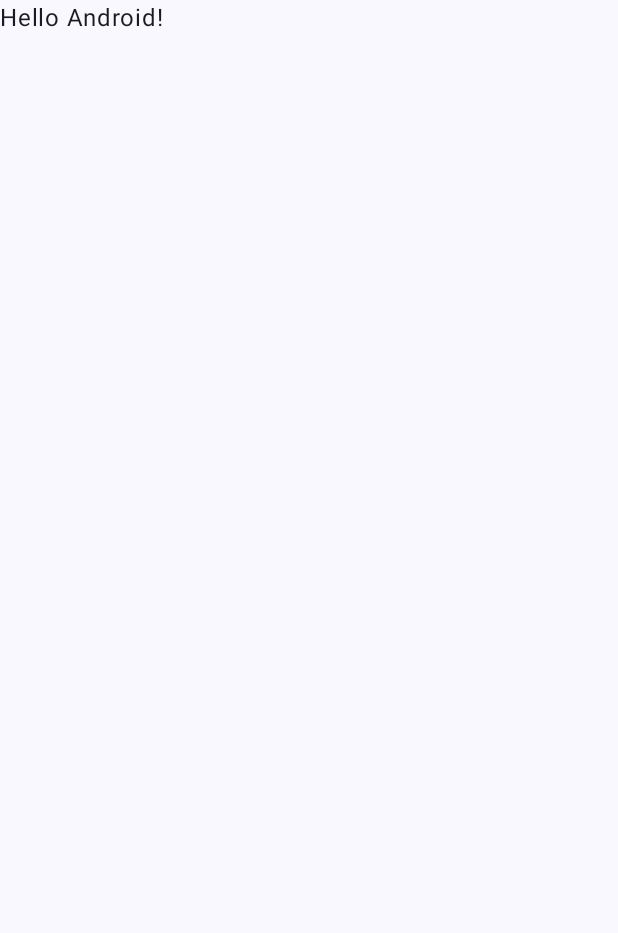
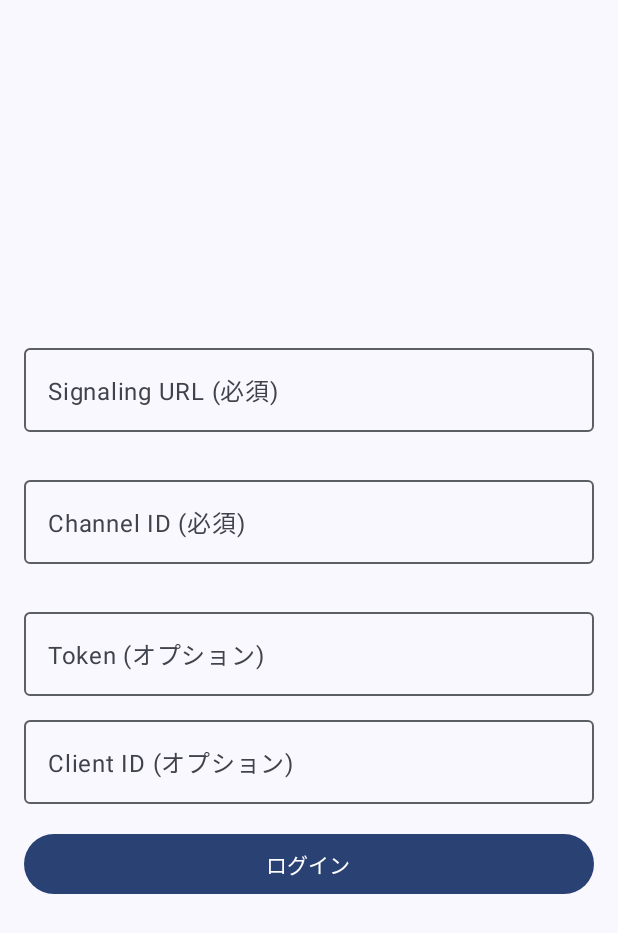
Before and after one commit to zztkm/ChaChat, an Android app built with Jetpack Compose: the screen it shows after launch (MainActivity), on a phone screen of 412 x 824 dp. Before the commit the part shown is almost empty. Shown: the top 933 px of the screen. Run offline under Robolectric (Android 15) with nearby library versions, the phone set to English and light mode, and no system bars; libraries missing offline, so code that uses them is left out: jp.shiguredo.sora.

Commit message:
ログイン画面作成

```diff
--- a/app/build.gradle.kts
+++ b/app/build.gradle.kts
@@ -56,6 +56,7 @@ dependencies {
     implementation(libs.androidx.ui.graphics)
     implementation(libs.androidx.ui.tooling.preview)
     implementation(libs.androidx.material3)
+    implementation(libs.androidx.datastore)
     testImplementation(libs.junit)
     androidTestImplementation(libs.androidx.junit)
     androidTestImplementation(libs.androidx.espresso.core)
--- a/app/src/main/java/info/tsurutatakumi/sorachatlabo/MainActivity.kt
+++ b/app/src/main/java/info/tsurutatakumi/sorachatlabo/MainActivity.kt
@@ -1,27 +1,66 @@
 package info.tsurutatakumi.sorachatlabo
 
 import android.os.Bundle
+import android.util.Log
 import androidx.activity.ComponentActivity
 import androidx.activity.compose.setContent
 import androidx.activity.enableEdgeToEdge
+import androidx.compose.foundation.layout.Column
 import androidx.compose.foundation.layout.fillMaxSize
 import androidx.compose.foundation.layout.padding
+import androidx.compose.foundation.layout.Arrangement
+import androidx.compose.ui.Alignment
 import androidx.compose.material3.Scaffold
 import androidx.compose.material3.Text
 import androidx.compose.runtime.Composable
+import androidx.compose.runtime.getValue
+import androidx.compose.runtime.mutableStateOf
+import androidx.compose.runtime.remember
+import androidx.compose.runtime.setValue
+import androidx.compose.runtime.collectAsState
 import androidx.compose.ui.Modifier
 import androidx.compose.ui.tooling.preview.Preview
+import androidx.compose.ui.unit.dp
+import info.tsurutatakumi.sorachatlabo.data.UserCredentialsManager
+import info.tsurutatakumi.sorachatlabo.ui.login.LoginScreen
 import info.tsurutatakumi.sorachatlabo.ui.theme.SoraChatLaboTheme
+import jp.shiguredo.sora.sdk.channel.SoraCloseEvent
+import jp.shiguredo.sora.sdk.channel.SoraMediaChannel
 
 class MainActivity : ComponentActivity() {
+    companion object {
+        const val TAG = "MainActivity"
+    }
+    // UserCredentialsManagerをアクティビティのプロパティとして管理
+    private lateinit var userCredentialsManager: UserCredentialsManager
+    // SoraMediaChannelをアクティビティのプロパティとして管理
+    private lateinit var mediaChannel: SoraMediaChannel
+
+    private val channelListener = object : SoraMediaChannel.Listener {
+        override fun onConnect(mediaChannel: SoraMediaChannel) {
+            Log.i(TAG, "Connected to Sora")
+        }
+
+        override fun onClose(mediaChannel: SoraMediaChannel, closeEvent: SoraCloseEvent?) {
+            when {
+                closeEvent == null -> Log.i(TAG, "Disconnected from Sora")
+                closeEvent.code == 1000 -> Log.i(TAG, "Sora から切断されました: ${closeEvent.code}: ${closeEvent.reason}")
+                else -> Log.e(TAG, "Error: ${closeEvent.code}: ${closeEvent.reason}")
+            }
+        }
+    }
+
     override fun onCreate(savedInstanceState: Bundle?) {
         super.onCreate(savedInstanceState)
+        // UserCredentialsManagerのインスタンスを作成
+        userCredentialsManager = UserCredentialsManager(applicationContext)
+
         enableEdgeToEdge()
         setContent {
             SoraChatLaboTheme {
                 Scaffold(modifier = Modifier.fillMaxSize()) { innerPadding ->
-                    Greeting(
-                        name = "Android",
+                    AppContent(
+                        userCredentialsManager = userCredentialsManager,
                         modifier = Modifier.padding(innerPadding)
                     )
                 }
@@ -31,17 +70,81 @@ class MainActivity : ComponentActivity() {
 }
 
 @Composable
-fun Greeting(name: String, modifier: Modifier = Modifier) {
-    Text(
-        text = "Hello $name!",
+fun AppContent(
+    userCredentialsManager: UserCredentialsManager,
+    modifier: Modifier = Modifier
+) {
+    // アプリの状態管理
+    var isLoggedIn by remember { mutableStateOf(false) }
+
+    // ログイン状態によって画面を切り替え
+    if (isLoggedIn) {
+        MainScreen(
+            userCredentialsManager = userCredentialsManager,
+            modifier = modifier
+        )
+    } else {
+        LoginScreen(
+            userCredentialsManager = userCredentialsManager,
+            onLoginSuccess = { isLoggedIn = true },
+            modifier = modifier
+        )
+    }
+}
+
+@Composable
+fun MainScreen(
+    userCredentialsManager: UserCredentialsManager,
+    modifier: Modifier = Modifier
+) {
+    // DataStoreから認証情報を取得して表示
+    val signalingUrl by userCredentialsManager.signalingUrl.collectAsState(initial = "")
+    val channelId by userCredentialsManager.channelId.collectAsState(initial = "")
+
+    Column(
         modifier = modifier
-    )
+            .fillMaxSize()
+            .padding(16.dp),
+        horizontalAlignment = Alignment.CenterHorizontally,
+        verticalArrangement = Arrangement.Center
+    ) {
+        Text(
+            text = "ログインに成功しました！",
+            modifier = Modifier.padding(bottom = 16.dp)
+        )
+
+        Text(
+            text = "Signaling URL: $signalingUrl",
+            modifier = Modifier.padding(bottom = 8.dp)
+        )
+
+        Text(
+            text = "Channel ID: $channelId",
+            modifier = Modifier.padding(bottom = 8.dp)
+        )
+    }
 }
 
 @Preview(showBackground = true)
 @Composable
-fun GreetingPreview() {
+fun LoginScreenPreview() {
+    val dummyUserCredentialsManager = UserCredentialsManager(androidx.compose.ui.platform.LocalContext.current)
     SoraChatLaboTheme {
-        Greeting("Android")
+        LoginScreen(
+            onLoginSuccess = {},
+            userCredentialsManager = dummyUserCredentialsManager,
+            modifier = Modifier
+        )
     }
 }
+
+@Preview(showBackground = true)
+@Composable
+fun MainScreenPreview() {
+    val dummyUserCredentialsManager = UserCredentialsManager(androidx.compose.ui.platform.LocalContext.current)
+    SoraChatLaboTheme {
+        MainScreen(
+            userCredentialsManager = dummyUserCredentialsManager
+        )
+    }
+}
--- /dev/null
+++ b/app/src/main/java/info/tsurutatakumi/sorachatlabo/data/UserCredentialsManager.kt
@@ -0,0 +1,95 @@
+package info.tsurutatakumi.sorachatlabo.data
+
+import android.content.Context
+import android.util.Log
+import androidx.datastore.core.DataStore
+import androidx.datastore.preferences.core.Preferences
+import androidx.datastore.preferences.core.edit
+import androidx.datastore.preferences.core.stringPreferencesKey
+import androidx.datastore.preferences.preferencesDataStore
+import kotlinx.coroutines.flow.Flow
+import kotlinx.coroutines.flow.map
+
+// DataStoreの名前
+private val Context.dataStore: DataStore<Preferences> by preferencesDataStore(name = "user_credentials")
+
+class UserCredentialsManager(private val context: Context) {
+    // Preferenceのキー
+    companion object {
+        val TAG: String = this::class.java.simpleName
+        val SIGNALING_URL = stringPreferencesKey("signaling_url")
+        val TOKEN = stringPreferencesKey("token")
+        val CLIENT_ID = stringPreferencesKey("client_id")
+        val CHANNEL_ID = stringPreferencesKey("channel_id")
+    }
+
+    // Signaling URLのFlow
+    val signalingUrl: Flow<String> = context.dataStore.data
+        .map { preferences ->
+            preferences[SIGNALING_URL] ?: ""
+        }
+
+    // Tokenの Flow
+    val token: Flow<String> = context.dataStore.data
+        .map { preferences ->
+            preferences[TOKEN] ?: ""
+        }
+
+    // Client IDの Flow
+    val clientId: Flow<String> = context.dataStore.data
+        .map { preferences ->
+            preferences[CLIENT_ID] ?: ""
+        }
+
+    // Channel IDの Flow
+    val channelId: Flow<String> = context.dataStore.data
+        .map { preferences ->
+            preferences[CHANNEL_ID] ?: ""
+        }
+
+    // Signaling URLの保存
+    suspend fun saveSignalingUrl(signalingUrl: String) {
+        context.dataStore.edit { preferences ->
+            preferences[SIGNALING_URL] = signalingUrl
+        }
+    }
+
+    // Tokenの保存
+    suspend fun saveToken(token: String) {
+        context.dataStore.edit { preferences ->
+            preferences[TOKEN] = token
+        }
+    }
+
+    // Client IDの保存
+    suspend fun saveClientId(clientId: String) {
+        context.dataStore.edit { preferences ->
+            preferences[CLIENT_ID] = clientId
+        }
+    }
+
+    // Channel IDの保存
+    suspend fun saveChannelId(channelId: String) {
+        context.dataStore.edit { preferences ->
+            preferences[CHANNEL_ID] = channelId
+        }
+    }
+
+    // すべての認証情報を一度に保存
+    suspend fun saveCredentials(signalingUrl: String, token: String, clientId: String, channelId: String) {
+        Log.i(TAG, "Saving credentials: signalingUrl=$signalingUrl, token=$token, clientId=$clientId, channelId=$channelId")
+        context.dataStore.edit { preferences ->
+            preferences[SIGNALING_URL] = signalingUrl
+            preferences[TOKEN] = token
+            preferences[CLIENT_ID] = clientId
+            preferences[CHANNEL_ID] = channelId
+        }
+    }
+
+    // 認証情報をクリア
+    suspend fun clearCredentials() {
+        context.dataStore.edit { preferences ->
+            preferences.clear()
+        }
+    }
+}
--- /dev/null
+++ b/app/src/main/java/info/tsurutatakumi/sorachatlabo/ui/login/LoginScreen.kt
@@ -0,0 +1,156 @@
+package info.tsurutatakumi.sorachatlabo.ui.login
+
+import android.util.Log
+import androidx.compose.foundation.layout.Arrangement
+import androidx.compose.foundation.layout.Column
+import androidx.compose.foundation.layout.fillMaxSize
+import androidx.compose.foundation.layout.fillMaxWidth
+import androidx.compose.foundation.layout.padding
+import androidx.compose.foundation.text.KeyboardOptions
+import androidx.compose.material3.Button
+import androidx.compose.material3.OutlinedTextField
+import androidx.compose.material3.Text
+import androidx.compose.runtime.Composable
+import androidx.compose.runtime.collectAsState
+import androidx.compose.runtime.getValue
+import androidx.compose.runtime.mutableStateOf
+import androidx.compose.runtime.remember
+import androidx.compose.runtime.rememberCoroutineScope
+import androidx.compose.runtime.setValue
+import androidx.compose.ui.Alignment
+import androidx.compose.ui.Modifier
+import androidx.compose.ui.text.input.KeyboardType
+import androidx.compose.ui.text.input.PasswordVisualTransformation
+import androidx.compose.ui.unit.dp
+import info.tsurutatakumi.sorachatlabo.data.UserCredentialsManager
+import kotlinx.coroutines.launch
+
+@Composable
+fun LoginScreen(
+    userCredentialsManager: UserCredentialsManager,  // UserCredentialsManagerを外部から注入
+    onLoginSuccess: () -> Unit,
+    modifier: Modifier = Modifier
+) {
+    val coroutineScope = rememberCoroutineScope()
+
+    // 保存されている認証情報を取得
+    val savedSignalingUrl by userCredentialsManager.signalingUrl.collectAsState(initial = "")
+    val savedToken by userCredentialsManager.token.collectAsState(initial = "")
+    val savedClientId by userCredentialsManager.clientId.collectAsState(initial = "")
+    val savedChannelId by userCredentialsManager.channelId.collectAsState(initial = "")
+
+    // 入力値の状態
+    var signalingUrl by remember { mutableStateOf(savedSignalingUrl) }
+    var token by remember { mutableStateOf(savedToken) }
+    var clientId by remember { mutableStateOf(savedClientId) }
+    var channelId by remember { mutableStateOf(savedChannelId) }
+    var isSignalingUrlError by remember { mutableStateOf(false) }
+    var isChannelIdError by remember { mutableStateOf(false) }
+
+    Column(
+        modifier = modifier
+            .fillMaxSize()
+            .padding(16.dp),
+        horizontalAlignment = Alignment.CenterHorizontally,
+        verticalArrangement = Arrangement.Center
+    ) {
+        // Signaling URL入力フィールド（必須）
+        OutlinedTextField(
+            value = signalingUrl,
+            onValueChange = {
+                signalingUrl = it
+                isSignalingUrlError = it.isEmpty()
+            },
+            label = { Text("Signaling URL (必須)") },
+            modifier = Modifier
+                .fillMaxWidth()
+                .padding(bottom = 8.dp),
+            isError = isSignalingUrlError,
+            supportingText = {
+                if (isSignalingUrlError) {
+                    Text("Signaling URLは必須項目です")
+                }
+            }
+        )
+
+        // Channel ID入力フィールド（必須）
+        OutlinedTextField(
+            value = channelId,
+            onValueChange = {
+                channelId = it
+                isChannelIdError = it.isEmpty()
+            },
+            label = { Text("Channel ID (必須)") },
+            modifier = Modifier
+                .fillMaxWidth()
+                .padding(bottom = 8.dp),
+            isError = isChannelIdError,
+            supportingText = {
+                if (isChannelIdError) {
+                    Text("Channel IDは必須項目です")
+                }
+            }
+        )
+
+        // Token入力フィールド（オプション、パスワードとして表示）
+        OutlinedTextField(
+            value = token,
+            onValueChange = { token = it },
+            label = { Text("Token (オプション)") },
+            modifier = Modifier
+                .fillMaxWidth()
+                .padding(bottom = 8.dp),
+            visualTransformation = PasswordVisualTransformation(),
+            keyboardOptions = KeyboardOptions(keyboardType = KeyboardType.Password)
+        )
+
+        // Client ID入力フィールド（オプション）
+        OutlinedTextField(
+            value = clientId,
+            onValueChange = { clientId = it },
+            label = { Text("Client ID (オプション)") },
+            modifier = Modifier
+                .fillMaxWidth()
+                .padding(bottom = 16.dp)
+        )
+
+        // ログインボタン
+        Button(
+            onClick = {
+                val isSignalingUrlValid = signalingUrl.isNotEmpty()
+                val isChannelIdValid = channelId.isNotEmpty()
+
+                isSignalingUrlError = !isSignalingUrlValid
+                isChannelIdError = !isChannelIdValid
+
+                if (isSignalingUrlValid && isChannelIdValid) {
+                    coroutineScope.launch {
+                        Log.i("LoginScreen", "Saving credentials: signalingUrl=$signalingUrl, channelId=$channelId, token=$token, clientId=$clientId")
+                        userCredentialsManager.saveCredentials(
+                            signalingUrl = signalingUrl,
+                            token = token,
+                            clientId = clientId,
+                            channelId = channelId
+                        )
+                        onLoginSuccess()
+                    }
+                }
+            },
+            modifier = Modifier.fillMaxWidth()
+        ) {
+            Text("ログイン")
+        }
+    }
+}
+
+// プレビュー用のダミーのUserCredentialsManager
+@Composable
+fun LoginScreenPreview() {
+    // プレビューではダミーのUserCredentialsManagerを使用する
+    val dummyUserCredentialsManager = UserCredentialsManager(androidx.compose.ui.platform.LocalContext.current)
+
+    LoginScreen(
+        userCredentialsManager = dummyUserCredentialsManager,
+        onLoginSuccess = {}
+    )
+}
```
Also changed, not shown: gradle/libs.versions.toml (+5 -3 lines).
